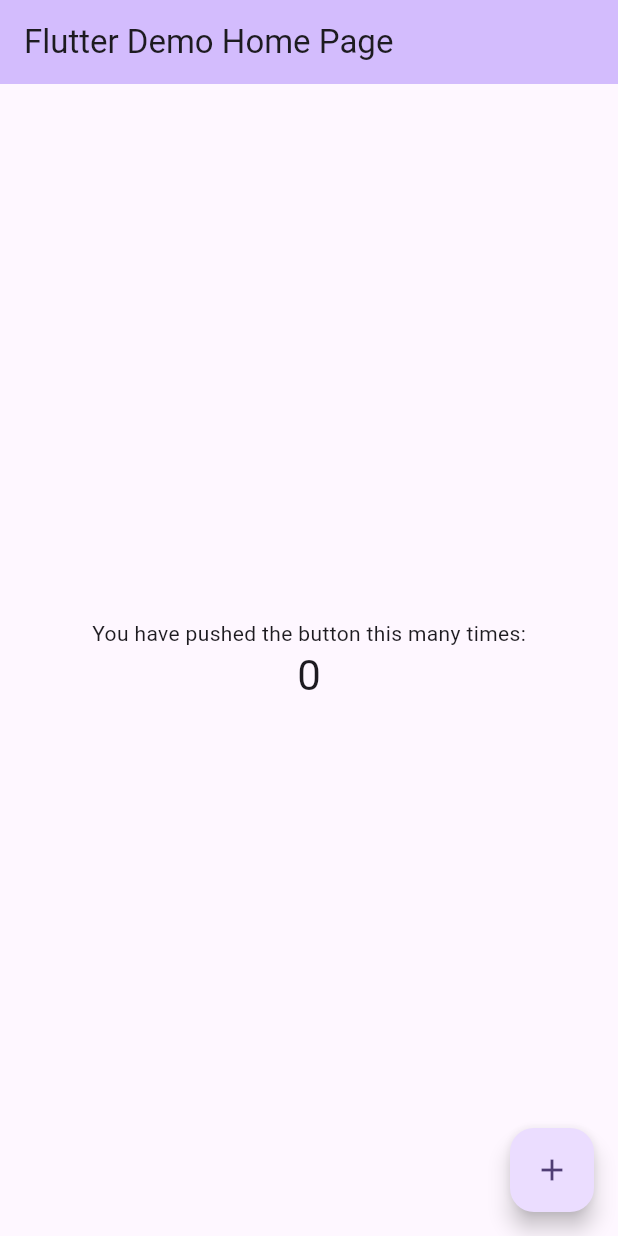
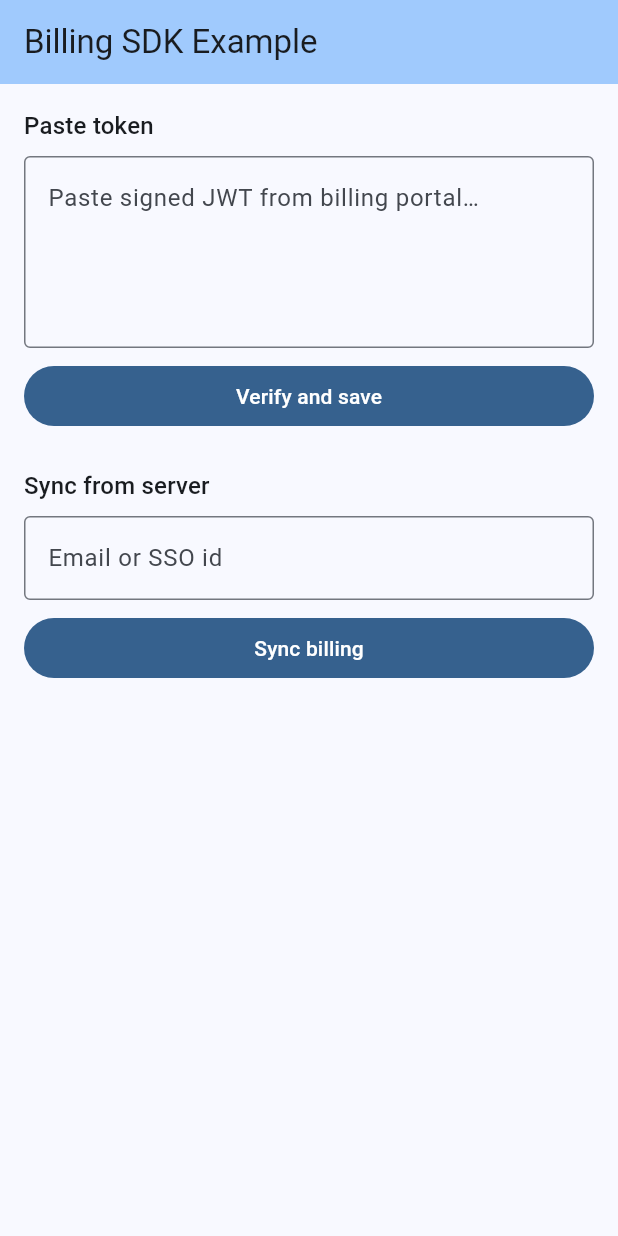
Before and after one commit to dev2t/billing-sdk-flutter, a Flutter app: the screen it shows after launch, on a phone screen of 412 x 824 dp. Run offline on Flutter 3.47's test engine with Material 3 defaults, Android fonts, the phone set to English and light mode, and no system bars; missing offline and left inert: dart_jsonwebtoken.

Commit message:
feat: add example app (init, paste+verify, sync button, error notifications)

```diff
--- a/lib/main.dart
+++ b/lib/main.dart
@@ -1,122 +1,183 @@
 import 'package:flutter/material.dart';
 
+import 'package:billing_flutter_sdk/billing_flutter_sdk.dart';
+
 void main() {
-  runApp(const MyApp());
+  runApp(const BillingExampleApp());
 }
 
-class MyApp extends StatelessWidget {
-  const MyApp({super.key});
+/// Example app: init on start, paste screen, sync button; show error notification when SDK returns failure.
+class BillingExampleApp extends StatelessWidget {
+  const BillingExampleApp({super.key});
 
-  // This widget is the root of your application.
   @override
   Widget build(BuildContext context) {
     return MaterialApp(
-      title: 'Flutter Demo',
+      title: 'Billing SDK Example',
       theme: ThemeData(
-        // This is the theme of your application.
-        //
-        // TRY THIS: Try running your application with "flutter run". You'll see
-        // the application has a purple toolbar. Then, without quitting the app,
-        // try changing the seedColor in the colorScheme below to Colors.green
-        // and then invoke "hot reload" (save your changes or press the "hot
-        // reload" button in a Flutter-supported IDE, or press "r" if you used
-        // the command line to start the app).
-        //
-        // Notice that the counter didn't reset back to zero; the application
-        // state is not lost during the reload. To reset the state, use hot
-        // restart instead.
-        //
-        // This works for code too, not just values: Most code changes can be
-        // tested with just a hot reload.
-        colorScheme: .fromSeed(seedColor: Colors.deepPurple),
+        colorScheme: ColorScheme.fromSeed(seedColor: Colors.blue),
+        useMaterial3: true,
       ),
-      home: const MyHomePage(title: 'Flutter Demo Home Page'),
+      home: const BillingExamplePage(),
     );
   }
 }
 
-class MyHomePage extends StatefulWidget {
-  const MyHomePage({super.key, required this.title});
-
-  // This widget is the home page of your application. It is stateful, meaning
-  // that it has a State object (defined below) that contains fields that affect
-  // how it looks.
-
-  // This class is the configuration for the state. It holds the values (in this
-  // case the title) provided by the parent (in this case the App widget) and
-  // used by the build method of the State. Fields in a Widget subclass are
-  // always marked "final".
-
-  final String title;
+class BillingExamplePage extends StatefulWidget {
+  const BillingExamplePage({super.key});
 
   @override
-  State<MyHomePage> createState() => _MyHomePageState();
+  State<BillingExamplePage> createState() => _BillingExamplePageState();
 }
 
-class _MyHomePageState extends State<MyHomePage> {
-  int _counter = 0;
+class _BillingExamplePageState extends State<BillingExamplePage> {
+  final TextEditingController _tokenController = TextEditingController();
+  final TextEditingController _uniqueIdController = TextEditingController();
+  bool _syncing = false;
+  String? _savedToken;
 
-  void _incrementCounter() {
-    setState(() {
-      // This call to setState tells the Flutter framework that something has
-      // changed in this State, which causes it to rerun the build method below
-      // so that the display can reflect the updated values. If we changed
-      // _counter without calling setState(), then the build method would not be
-      // called again, and so nothing would appear to happen.
-      _counter++;
-    });
+  @override
+  void initState() {
+    super.initState();
+    _initSdk();
+  }
+
+  void _initSdk() {
+    BillingSdk.configure(
+      billingApiBaseUrl: 'https://billing.example.com',
+      publicKeyPem: null, // use SDK default; set from Billing API in production
+    );
+    // In a real app: read saved token from secure storage and call BillingSdk.init(savedToken)
+    BillingSdk.init(_savedToken);
+  }
+
+  void _showError(String message) {
+    ScaffoldMessenger.of(context).showSnackBar(
+      SnackBar(content: Text(message), backgroundColor: Colors.red.shade700),
+    );
+  }
+
+  void _showSuccess(String message) {
+    ScaffoldMessenger.of(context).showSnackBar(
+      SnackBar(content: Text(message), backgroundColor: Colors.green.shade700),
+    );
+  }
+
+  void _onPasteVerify() {
+    final pasted = _tokenController.text.trim();
+    if (pasted.isEmpty) {
+      _showError('Paste a token first.');
+      return;
+    }
+    final result = BillingSdk.verifyAndDecode(pasted);
+    switch (result) {
+      case VerifySuccess(:final payload):
+        _savedToken = pasted;
+        _showSuccess(
+            'Token verified. Paying party: ${payload.payingPartyId}, subscriptions: ${payload.subscriptionIds.length}');
+      case VerifyFailure(:final error):
+        _showError(error.message);
+    }
+  }
+
+  Future<void> _onSync() async {
+    final uniqueId = _uniqueIdController.text.trim();
+    if (uniqueId.isEmpty) {
+      _showError('Enter email or SSO id.');
+      return;
+    }
+    setState(() => _syncing = true);
+    final result = await BillingSdk.syncFromServer(uniqueId: uniqueId);
+    setState(() => _syncing = false);
+    switch (result) {
+      case SyncSuccess():
+        _showSuccess('Billing synced.');
+      case SyncFailure(:final message):
+        _showError(message);
+    }
   }
 
   @override
   Widget build(BuildContext context) {
-    // This method is rerun every time setState is called, for instance as done
-    // by the _incrementCounter method above.
-    //
-    // The Flutter framework has been optimized to make rerunning build methods
-    // fast, so that you can just rebuild anything that needs updating rather
-    // than having to individually change instances of widgets.
+    final payload = BillingSdk.getPayload();
     return Scaffold(
       appBar: AppBar(
-        // TRY THIS: Try changing the color here to a specific color (to
-        // Colors.amber, perhaps?) and trigger a hot reload to see the AppBar
-        // change color while the other colors stay the same.
+        title: const Text('Billing SDK Example'),
         backgroundColor: Theme.of(context).colorScheme.inversePrimary,
-        // Here we take the value from the MyHomePage object that was created by
-        // the App.build method, and use it to set our appbar title.
-        title: Text(widget.title),
       ),
-      body: Center(
-        // Center is a layout widget. It takes a single child and positions it
-        // in the middle of the parent.
+      body: SingleChildScrollView(
+        padding: const EdgeInsets.all(16),
         child: Column(
-          // Column is also a layout widget. It takes a list of children and
-          // arranges them vertically. By default, it sizes itself to fit its
-          // children horizontally, and tries to be as tall as its parent.
-          //
-          // Column has various properties to control how it sizes itself and
-          // how it positions its children. Here we use mainAxisAlignment to
-          // center the children vertically; the main axis here is the vertical
-          // axis because Columns are vertical (the cross axis would be
-          // horizontal).
-          //
-          // TRY THIS: Invoke "debug painting" (choose the "Toggle Debug Paint"
-          // action in the IDE, or press "p" in the console), to see the
-          // wireframe for each widget.
-          mainAxisAlignment: .center,
+          crossAxisAlignment: CrossAxisAlignment.stretch,
           children: [
-            const Text('You have pushed the button this many times:'),
-            Text(
-              '$_counter',
-              style: Theme.of(context).textTheme.headlineMedium,
+            if (payload != null) ...[
+              Card(
+                child: Padding(
+                  padding: const EdgeInsets.all(12),
+                  child: Column(
+                    crossAxisAlignment: CrossAxisAlignment.start,
+                    children: [
+                      Text('Current billing',
+                          style: Theme.of(context).textTheme.titleSmall),
+                      const SizedBox(height: 4),
+                      Text('Paying party: ${payload.payingPartyId}'),
+                      Text('Subscriptions: ${payload.subscriptionIds.join(", ")}'),
+                      if (payload.email != null) Text('Email: ${payload.email}'),
+                    ],
+                  ),
+                ),
+              ),
+              const SizedBox(height: 16),
+            ],
+            Text('Paste token',
+                style: Theme.of(context).textTheme.titleMedium),
+            const SizedBox(height: 8),
+            TextField(
+              controller: _tokenController,
+              maxLines: 4,
+              decoration: const InputDecoration(
+                hintText: 'Paste signed JWT from billing portal…',
+                border: OutlineInputBorder(),
+              ),
+            ),
+            const SizedBox(height: 8),
+            FilledButton(
+              onPressed: _onPasteVerify,
+              child: const Text('Verify and save'),
+            ),
+            const SizedBox(height: 24),
+            Text('Sync from server',
+                style: Theme.of(context).textTheme.titleMedium),
+            const SizedBox(height: 8),
+            TextField(
+              controller: _uniqueIdController,
+              decoration: const InputDecoration(
+                labelText: 'Email or SSO id',
+                border: OutlineInputBorder(),
+              ),
+              keyboardType: TextInputType.emailAddress,
+            ),
+            const SizedBox(height: 8),
+            FilledButton(
+              onPressed: _syncing ? null : _onSync,
+              child: _syncing
+                  ? const SizedBox(
+                      height: 20,
+                      width: 20,
+                      child: CircularProgressIndicator(strokeWidth: 2),
+                    )
+                  : const Text('Sync billing'),
             ),
           ],
         ),
       ),
-      floatingActionButton: FloatingActionButton(
-        onPressed: _incrementCounter,
-        tooltip: 'Increment',
-        child: const Icon(Icons.add),
-      ),
     );
   }
+
+  @override
+  void dispose() {
+    _tokenController.dispose();
+    _uniqueIdController.dispose();
+    super.dispose();
+  }
 }
```
